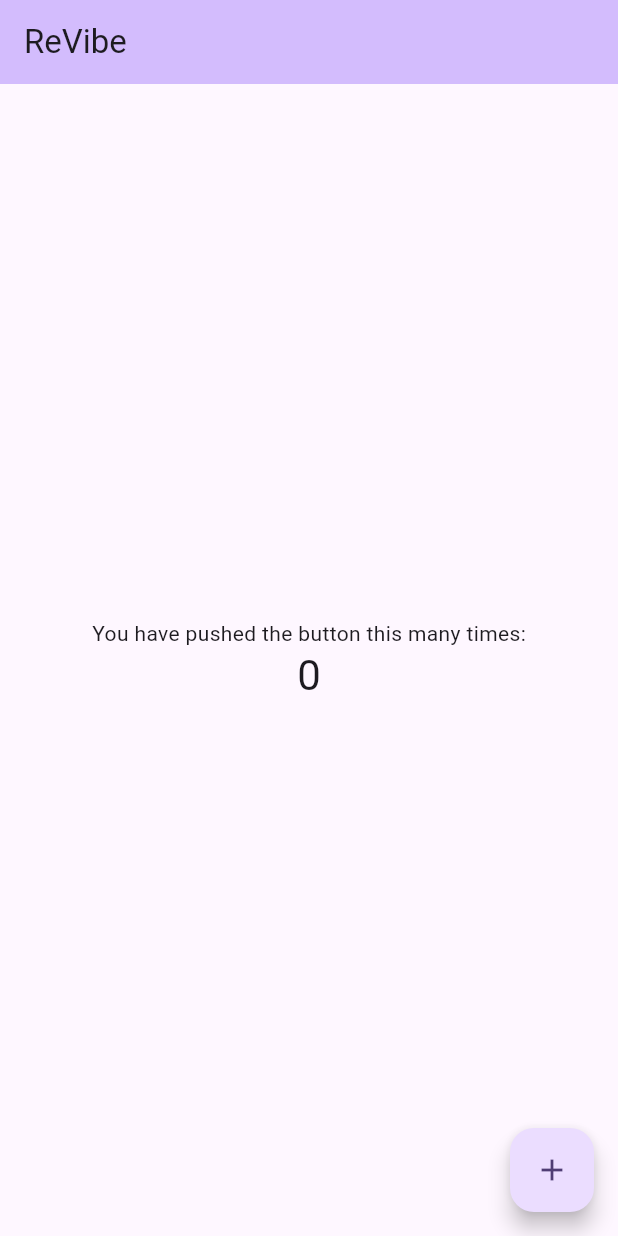
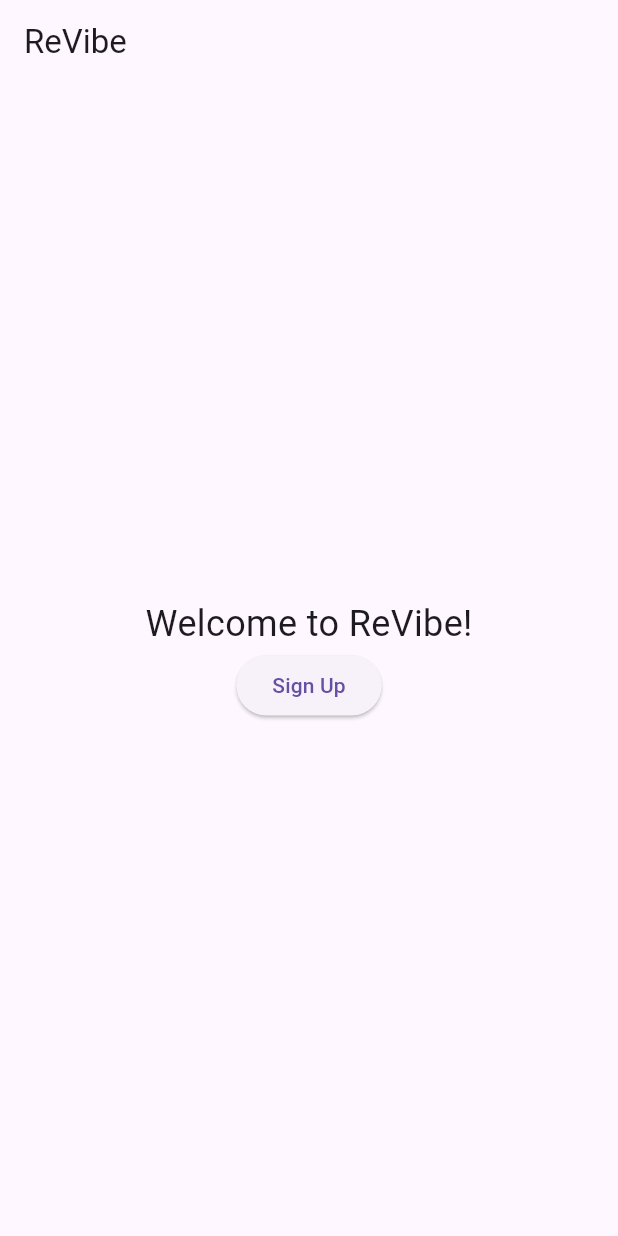
Before and after one commit to TishaJhabak1014/ReVibe, a Flutter app: the screen it shows after launch, on a phone screen of 412 x 824 dp. Run offline on Flutter 3.47's test engine with Material 3 defaults, Android fonts, the phone set to English and light mode, and no system bars.

Commit message:
added simple sign up navigation

```diff
--- a/revibe/lib/main.dart
+++ b/revibe/lib/main.dart
@@ -1,35 +1,20 @@
 import 'package:flutter/material.dart';
+import 'signup_page.dart'; // Import the SignUpPage widget
 
 void main() {
   runApp(const MyApp());
 }
 
 class MyApp extends StatelessWidget {
-  const MyApp({super.key});
+  const MyApp({Key? key}) : super(key: key);
 
-  // This widget is the root of your application.
   @override
   Widget build(BuildContext context) {
     return MaterialApp(
       title: 'ReVibe',
       theme: ThemeData(
-        // This is the theme of your application.
-        //
-        // TRY THIS: Try running your application with "flutter run". You'll see
-        // the application has a purple toolbar. Then, without quitting the app,
-        // try changing the seedColor in the colorScheme below to Colors.green
-        // and then invoke "hot reload" (save your changes or press the "hot
-        // reload" button in a Flutter-supported IDE, or press "r" if you used
-        // the command line to start the app).
-        //
-        // Notice that the counter didn't reset back to zero; the application
-        // state is not lost during the reload. To reset the state, use hot
-        // restart instead.
-        //
-        // This works for code too, not just values: Most code changes can be
-        // tested with just a hot reload.
-        colorScheme: ColorScheme.fromSeed(seedColor: Colors.deepPurple),
-        useMaterial3: true,
+        primarySwatch: Colors.deepPurple,
+        visualDensity: VisualDensity.adaptivePlatformDensity,
       ),
       home: const MyHomePage(title: 'ReVibe'),
     );
@@ -37,89 +22,43 @@ class MyApp extends StatelessWidget {
 }
 
 class MyHomePage extends StatefulWidget {
-  const MyHomePage({super.key, required this.title});
-
-  // This widget is the home page of your application. It is stateful, meaning
-  // that it has a State object (defined below) that contains fields that affect
-  // how it looks.
-
-  // This class is the configuration for the state. It holds the values (in this
-  // case the title) provided by the parent (in this case the App widget) and
-  // used by the build method of the State. Fields in a Widget subclass are
-  // always marked "final".
+  const MyHomePage({Key? key, required this.title}) : super(key: key);
 
   final String title;
 
   @override
-  State<MyHomePage> createState() => _MyHomePageState();
+  _MyHomePageState createState() => _MyHomePageState();
 }
 
 class _MyHomePageState extends State<MyHomePage> {
-  int _counter = 0;
-
-  void _incrementCounter() {
-    setState(() {
-      // This call to setState tells the Flutter framework that something has
-      // changed in this State, which causes it to rerun the build method below
-      // so that the display can reflect the updated values. If we changed
-      // _counter without calling setState(), then the build method would not be
-      // called again, and so nothing would appear to happen.
-      _counter++;
-    });
-  }
-
   @override
   Widget build(BuildContext context) {
-    // This method is rerun every time setState is called, for instance as done
-    // by the _incrementCounter method above.
-    //
-    // The Flutter framework has been optimized to make rerunning build methods
-    // fast, so that you can just rebuild anything that needs updating rather
-    // than having to individually change instances of widgets.
     return Scaffold(
       appBar: AppBar(
-        // TRY THIS: Try changing the color here to a specific color (to
-        // Colors.amber, perhaps?) and trigger a hot reload to see the AppBar
-        // change color while the other colors stay the same.
-        backgroundColor: Theme.of(context).colorScheme.inversePrimary,
-        // Here we take the value from the MyHomePage object that was created by
-        // the App.build method, and use it to set our appbar title.
         title: Text(widget.title),
       ),
       body: Center(
-        // Center is a layout widget. It takes a single child and positions it
-        // in the middle of the parent.
         child: Column(
-          // Column is also a layout widget. It takes a list of children and
-          // arranges them vertically. By default, it sizes itself to fit its
-          // children horizontally, and tries to be as tall as its parent.
-          //
-          // Column has various properties to control how it sizes itself and
-          // how it positions its children. Here we use mainAxisAlignment to
-          // center the children vertically; the main axis here is the vertical
-          // axis because Columns are vertical (the cross axis would be
-          // horizontal).
-          //
-          // TRY THIS: Invoke "debug painting" (choose the "Toggle Debug Paint"
-          // action in the IDE, or press "p" in the console), to see the
-          // wireframe for each widget.
           mainAxisAlignment: MainAxisAlignment.center,
           children: <Widget>[
             const Text(
-              'You have pushed the button this many times:',
+              'Welcome to ReVibe!',
+              style: TextStyle(fontSize: 24),
             ),
-            Text(
-              '$_counter',
-              style: Theme.of(context).textTheme.headlineMedium,
+            ElevatedButton(
+              onPressed: () {
+                Navigator.push(
+                  context,
+                  MaterialPageRoute(
+                    builder: (context) => SignUpPage(),
+                  ),
+                );
+              },
+              child: Text('Sign Up'),
             ),
           ],
         ),
       ),
-      floatingActionButton: FloatingActionButton(
-        onPressed: _incrementCounter,
-        tooltip: 'Increment',
-        child: const Icon(Icons.add),
-      ), // This trailing comma makes auto-formatting nicer for build methods.
     );
   }
 }
```
Also changed, not shown: revibe/lib/signup_page.dart (added, +39 -0 lines).
